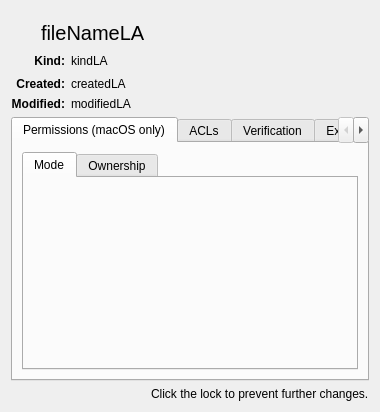
First picture: the form in FWAdminLib/GetInfoMainDlg.ui, repository fw-dev/translations, before the edit.
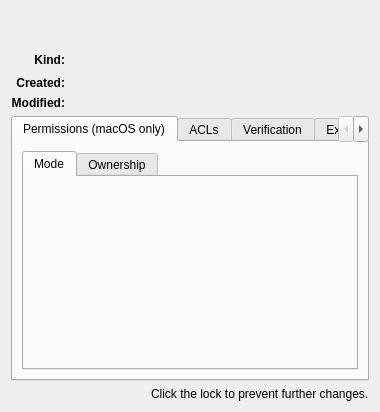
Second picture: the form after the edit. Icons and pictures are not drawn. Custom widgets are drawn as their Qt base class.

```diff
--- a/FWAdminLib/GetInfoMainDlg.ui
+++ b/FWAdminLib/GetInfoMainDlg.ui
@@ -59,7 +59,7 @@
         </font>
        </property>
        <property name="text">
-        <string>fileNameLA</string>
+        <string/>
        </property>
       </widget>
      </item>
@@ -101,7 +101,7 @@
      <item row="1" column="2">
       <widget class="QLabel" name="kindLA">
        <property name="text">
-        <string>kindLA</string>
+        <string/>
        </property>
       </widget>
      </item>
@@ -137,7 +137,7 @@
      <item row="2" column="2">
       <widget class="QLabel" name="createdLA">
        <property name="text">
-        <string>createdLA</string>
+        <string/>
        </property>
       </widget>
      </item>
@@ -160,7 +160,7 @@
      <item row="3" column="2">
       <widget class="QLabel" name="modifiedLA">
        <property name="text">
-        <string>modifiedLA</string>
+        <string/>
        </property>
       </widget>
      </item>
```
